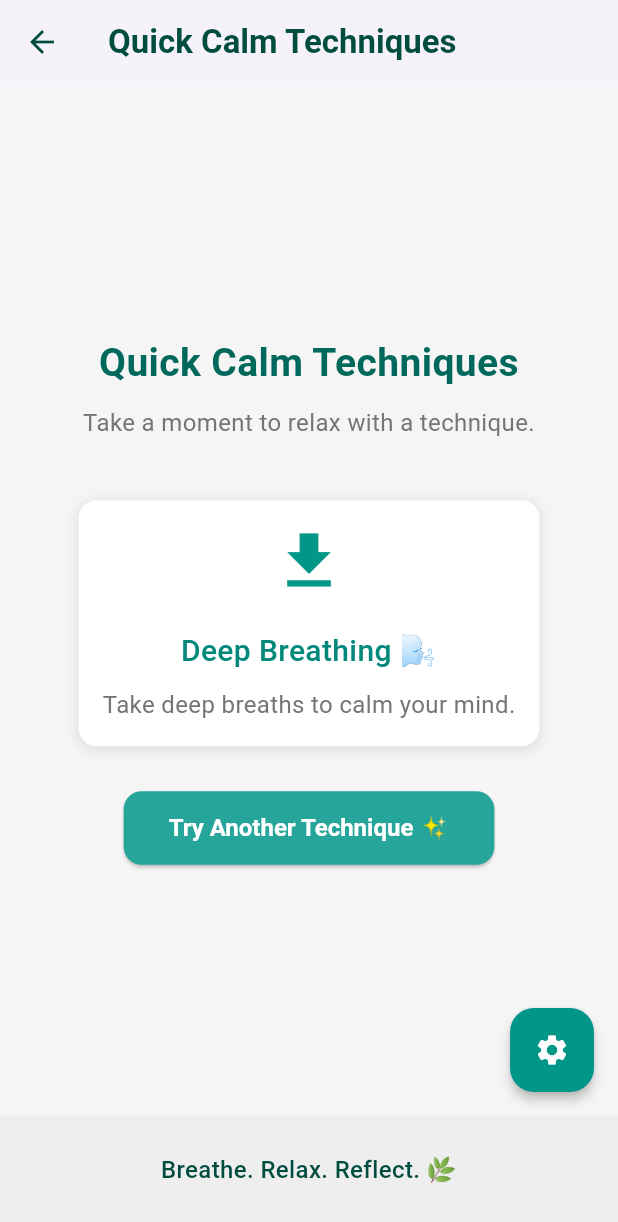
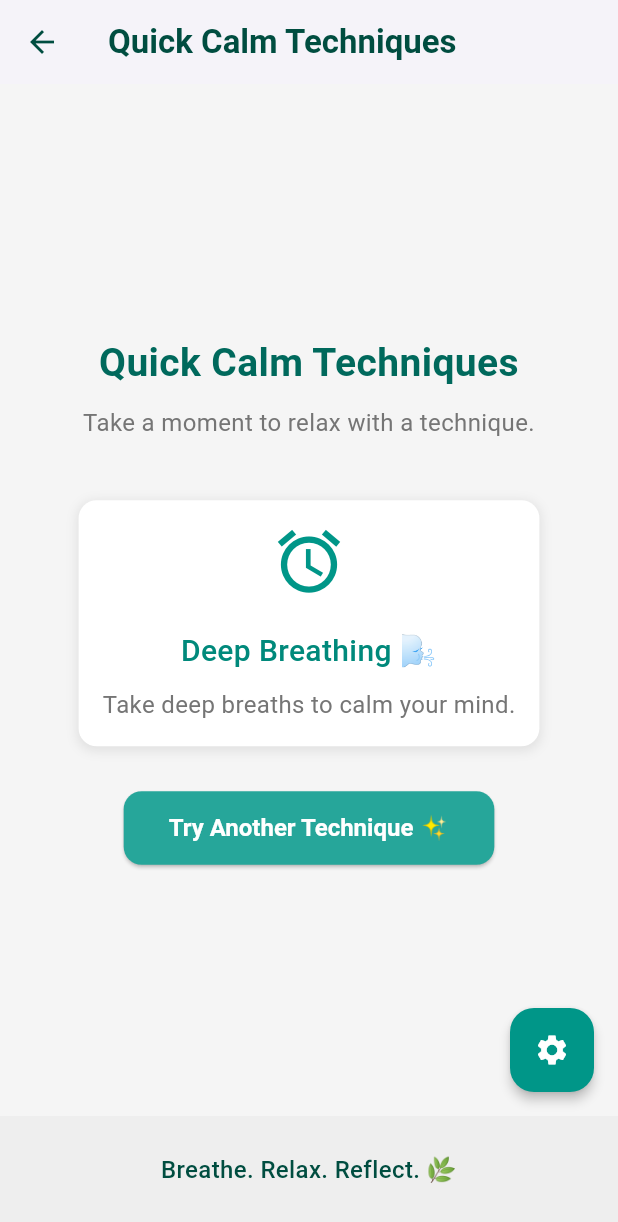
Before and after one commit to thanujika/calmspace-mental, a Flutter app: the QuickCalmScreen screen opened directly, on a phone screen of 412 x 824 dp. Shown: the top 1222 px of the screen. Run offline on Flutter 3.47's test engine with Material 3 defaults, Android fonts, the phone set to English and light mode, and no system bars; our stand-ins replace cloud_firestore, firebase_auth, firebase_core; accounts and stored records are empty; Roboto replaces fonts that are missing (Poppins).

Commit message:
Fix non-constant IconData issue

```diff
--- a/lib/screens/quick_calm_screen.dart
+++ b/lib/screens/quick_calm_screen.dart
@@ -7,60 +7,61 @@ class QuickCalmScreen extends StatefulWidget {
 }
 
 class _QuickCalmScreenState extends State<QuickCalmScreen> {
-  final List<Map<String, String>> techniques = [
+  // Update techniques list to store actual IconData
+  final List<Map<String, dynamic>> techniques = [
     {
       "title": "Deep Breathing 🌬️",
       "description": "Take deep breaths to calm your mind.",
-      "icon": "Icons.access_alarm",
+      "icon": Icons.access_alarm, // Use IconData here
     },
     {
       "title": "Soothing Sounds 🎶",
       "description": "Listen to relaxing sounds to destress.",
-      "icon": "Icons.music_note",
+      "icon": Icons.music_note,
     },
     {
       "title": "Mindfulness 🧘‍♀️",
       "description": "Practice mindfulness to center yourself.",
-      "icon": "Icons.self_improvement",
+      "icon": Icons.self_improvement,
     },
     {
       "title": "Nature Walk 🌿",
       "description": "Take a walk outside to connect with nature.",
-      "icon": "Icons.nature_people",
+      "icon": Icons.nature_people,
     },
     {
       "title": "Journaling ✍️",
       "description": "Write down your thoughts to clear your mind.",
-      "icon": "Icons.create",
+      "icon": Icons.create,
     },
     {
       "title": "Stretching 🧘‍♂️",
       "description": "Stretch your body to release tension.",
-      "icon": "Icons.fitness_center",
+      "icon": Icons.fitness_center,
     },
     {
       "title": "Gratitude Practice 🙏",
       "description": "Think of 3 things you're grateful for today.",
-      "icon": "Icons.favorite_border",
+      "icon": Icons.favorite_border,
     },
     {
       "title": "Visualization 🌟",
       "description": "Visualize your goals or happy moments.",
-      "icon": "Icons.visibility",
+      "icon": Icons.visibility,
     },
     {
       "title": "Progressive Relaxation 🌙",
       "description": "Relax your muscles one by one, starting from your toes.",
-      "icon": "Icons.local_hotel",
+      "icon": Icons.local_hotel,
     },
     {
       "title": "Positive Affirmations 💪",
       "description": "Speak out loud positive affirmations.",
-      "icon": "Icons.comment",
+      "icon": Icons.comment,
     },
   ];
 
-  late Map<String, String> _selectedTechnique;
+  late Map<String, dynamic> _selectedTechnique;
 
   @override
   void initState() {
@@ -166,6 +167,7 @@ class _QuickCalmScreenState extends State<QuickCalmScreen> {
     );
   }
 
+  // Updated method to build the technique card
   Widget _buildTechniqueCard() {
     return Container(
       padding: EdgeInsets.all(16),
@@ -184,7 +186,7 @@ class _QuickCalmScreenState extends State<QuickCalmScreen> {
       child: Column(
         children: [
           Icon(
-            IconData(0xe900, fontFamily: 'MaterialIcons'),
+            _selectedTechnique["icon"], // Directly use IconData
             size: 50,
             color: Colors.teal.shade500,
           ),
```
